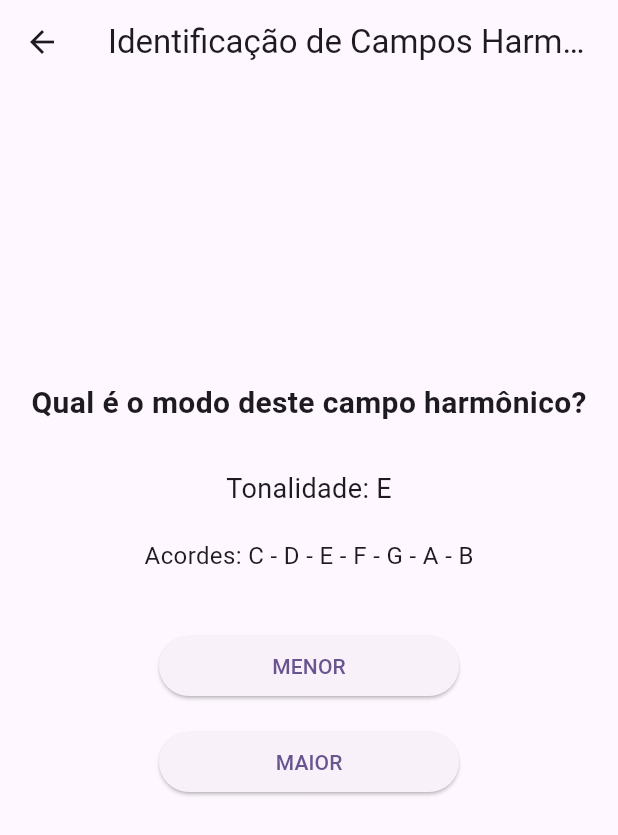
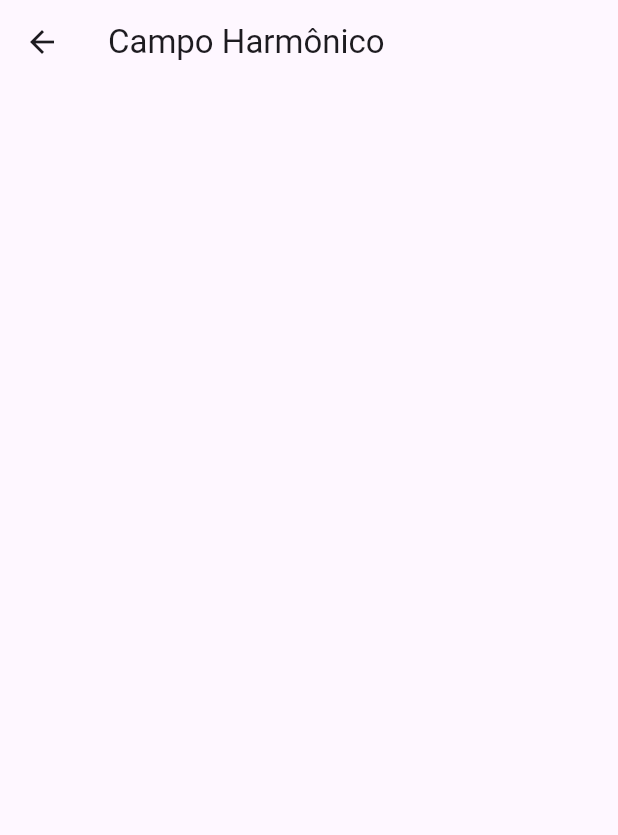
Before and after one commit to jorgearcarvalho/tabuada-do-musico, a Flutter app: the CampoHarmonicoPage screen opened by its route, on a phone screen of 412 x 824 dp. Shown: the top 835 px of the screen. Run offline on Flutter 3.47's test engine with Material 3 defaults, Android fonts, the phone set to English and light mode, and no system bars.

Commit message:
Alterando a organização dos diretórios

```diff
--- a/tabuada_do_musico/lib/pages/menu/exercicios/harmonia_page.dart
+++ /dev/null
@@ -1,158 +0,0 @@
-import 'package:flutter/material.dart';
-import 'package:tcc_app/database/tonalidades/naturais.dart';
-import 'dart:math';
-
-class CampoHarmonicoPage extends StatefulWidget {
-  const CampoHarmonicoPage({super.key});
-
-  @override
-  State<CampoHarmonicoPage> createState() => _CampoHarmonicoPageState();
-}
-
-class _CampoHarmonicoPageState extends State<CampoHarmonicoPage> {
-  late String tonalidadeAtual;
-  late String modoAtual; // 'maior' ou 'menor'
-  late List<String> acordesCampo;
-  late List<String> opcoesModo;
-  String mensagem = '';
-  bool mostrarResposta = false;
-
-  @override
-  void initState() {
-    super.initState();
-    gerarNovaQuestao();
-  }
-
-  void gerarNovaQuestao() {
-    final random = Random();
-
-    // Seleciona uma tonalidade aleatória
-    tonalidadeAtual =
-        notasNaturais.keys.elementAt(random.nextInt(notasNaturais.length));
-
-    // Decide se será maior ou menor
-    modoAtual = random.nextBool() ? 'maior' : 'menor';
-
-    // Gera o campo harmônico correspondente
-    acordesCampo = gerarCampoHarmonico(tonalidadeAtual, modoAtual);
-
-    // Opções de modo para o usuário escolher
-    opcoesModo = ['maior', 'menor'];
-    opcoesModo.shuffle();
-
-    mensagem = '';
-    mostrarResposta = false;
-  }
-
-  List<String> gerarCampoHarmonico(String tonalidade, String modo) {
-    final campo = notasNaturais[tonalidade]!;
-
-    if (modo == 'maior') {
-      return [
-        campo['1J']!, // I
-        campo['2m']!, // ii
-        campo['3m']!, // iii
-        campo['4J']!, // IV
-        campo['5J']!, // V
-        campo['6m']!, // vi
-        campo['7m']!, // vii°
-      ];
-    } else {
-      // menor
-      return [
-        campo['6m']!, // i
-        campo['7m']!, // ii°
-        campo['1J']!, // III
-        campo['2m']!, // iv
-        campo['3m']!, // v
-        campo['4J']!, // VI
-        campo['5J']!, // VII
-      ];
-    }
-  }
-
-  void verificarResposta(String resposta) {
-    setState(() {
-      if (resposta == modoAtual) {
-        mensagem = 'Correto! 🎵';
-      } else {
-        mensagem = 'Tente novamente. ❌';
-      }
-    });
-  }
-
-  void revelarResposta() {
-    setState(() {
-      mostrarResposta = true;
-    });
-  }
-
-  @override
-  Widget build(BuildContext context) {
-    return Scaffold(
-      appBar: AppBar(
-        title: const Text('Identificação de Campos Harmônicos'),
-      ),
-      body: Center(
-        child: Padding(
-          padding: const EdgeInsets.all(16.0),
-          child: Column(
-            mainAxisAlignment: MainAxisAlignment.center,
-            children: [
-              const Text('Qual é o modo deste campo harmônico?',
-                  style: TextStyle(fontSize: 20, fontWeight: FontWeight.bold)),
-              const SizedBox(height: 30),
-              Text('Tonalidade: $tonalidadeAtual',
-                  style: const TextStyle(fontSize: 18)),
-              const SizedBox(height: 20),
-              Text('Acordes: ${acordesCampo.join(' - ')}',
-                  style: const TextStyle(fontSize: 16)),
-              const SizedBox(height: 30),
-              ...opcoesModo.map((modo) => Padding(
-                    padding: const EdgeInsets.symmetric(vertical: 8),
-                    child: SizedBox(
-                      width: 200,
-                      child: ElevatedButton(
-                        onPressed: () => verificarResposta(modo),
-                        child: Text(modo.toUpperCase()),
-                      ),
-                    ),
-                  )),
-              const SizedBox(height: 20),
-              Text(mensagem,
-                  style: const TextStyle(
-                      fontSize: 18, fontWeight: FontWeight.bold)),
-              const SizedBox(height: 20),
-              if (mensagem.isNotEmpty)
-                ElevatedButton(
-                  onPressed: () {
-                    setState(() {
-                      gerarNovaQuestao();
-                    });
-                  },
-                  child: const Text('Próxima Questão'),
-                ),
-              const SizedBox(height: 20),
-              if (!mostrarResposta && mensagem.isNotEmpty)
-                TextButton(
-                  onPressed: revelarResposta,
-                  child: const Text('Revelar Resposta'),
-                ),
-              if (mostrarResposta)
-                Padding(
-                  padding: const EdgeInsets.only(top: 20),
-                  child: Text(
-                    'Resposta correta: ${modoAtual.toUpperCase()}',
-                    style: const TextStyle(
-                        fontSize: 18,
-                        fontWeight: FontWeight.bold,
-                        color: Colors.green),
-                  ),
-                ),
-            ],
-          ),
-        ),
-      ),
-    );
-  }
-}
--- a/tabuada_do_musico/lib/pages/menu/menu_pages.dart
+++ b/tabuada_do_musico/lib/pages/menu/menu_pages.dart
@@ -9,10 +9,19 @@ class MenuPages extends StatefulWidget {
 
 class _MenuPages extends State<MenuPages> {
   bool _showMainMenu = true; // Tracks which menu to display
+  int modulo = 0;
 
-  void _toggleMenu() {
+  void _ativaModulo1() {
     setState(() {
       _showMainMenu = !_showMainMenu;
+      modulo = 1;
+    });
+  }
+
+  void _ativaModulo2() {
+    setState(() {
+      _showMainMenu = !_showMainMenu;
+      modulo = 2;
     });
   }
 
@@ -21,7 +30,7 @@ class _MenuPages extends State<MenuPages> {
       mainAxisAlignment: MainAxisAlignment.center,
       children: [
         ElevatedButton(
-          onPressed: _toggleMenu, // Switch to secondary menu
+          onPressed: _ativaModulo1, // Switch to secondary menu
           child: const Text('Módulo I - Formação básica',
               style: TextStyle(fontSize: 20)),
         ),
@@ -34,7 +43,7 @@ class _MenuPages extends State<MenuPages> {
     );
   }
 
-  Widget _buildMenuPrincipal(BuildContext context) {
+  Widget _buildMenuPrincipalModulo1(BuildContext context) {
     return Column(
       mainAxisAlignment: MainAxisAlignment.center,
       children: [
@@ -61,7 +70,7 @@ class _MenuPages extends State<MenuPages> {
         ),
         const SizedBox(height: 60),
         ElevatedButton(
-          onPressed: _toggleMenu, // Return to main menu
+          onPressed: _ativaModulo1, // Return to main menu
           child: const Text('menu inicial', style: TextStyle(fontSize: 20)),
         ),
       ],
@@ -79,7 +88,7 @@ class _MenuPages extends State<MenuPages> {
           duration: const Duration(milliseconds: 300),
           child: _showMainMenu
               ? _buildMenuInicial(context)
-              : _buildMenuPrincipal(context),
+              : _buildMenuPrincipalModulo1(context),
         ),
       ),
     );
--- /dev/null
+++ b/tabuada_do_musico/lib/pages/menu/modulo1/harmonia_page.dart
@@ -0,0 +1,16 @@
+import 'package:flutter/material.dart';
+
+class CampoHarmonicoPage extends StatefulWidget {
+  @override
+  _CampoHarmonicoPageState createState() => _CampoHarmonicoPageState();
+}
+
+class _CampoHarmonicoPageState extends State<CampoHarmonicoPage> {
+  @override
+  Widget build(BuildContext context) {
+    return Scaffold(
+        appBar: AppBar(
+      title: Text('Campo Harmônico'),
+    ));
+  }
+}
```
Also changed, not shown: tabuada_do_musico/lib/main.dart (+4 -4 lines), tabuada_do_musico/lib/pages/menu/modulo1/acordes_page.dart (renamed from tabuada_do_musico/lib/pages/menu/exercicios/acordes_page.dart), tabuada_do_musico/lib/pages/menu/modulo1/escalas_page.dart (renamed from tabuada_do_musico/lib/pages/menu/exercicios/escalas_page.dart), tabuada_do_musico/lib/pages/menu/modulo1/intervalos_page.dart (renamed from tabuada_do_musico/lib/pages/menu/exercicios/intervalos_page.dart).
